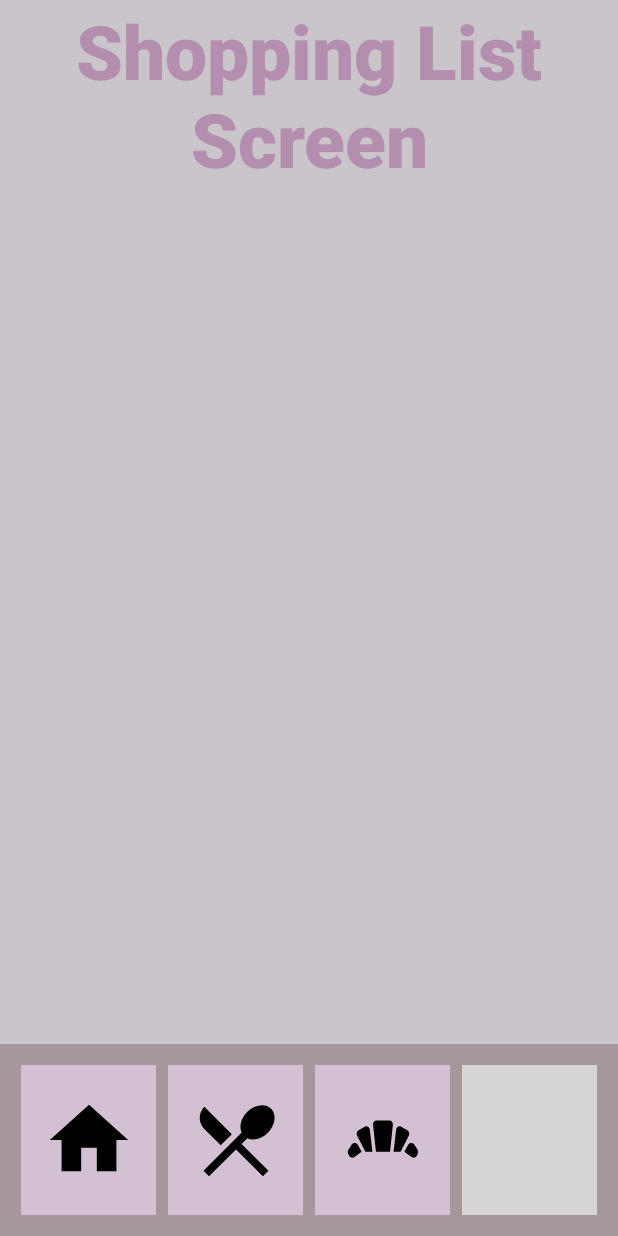
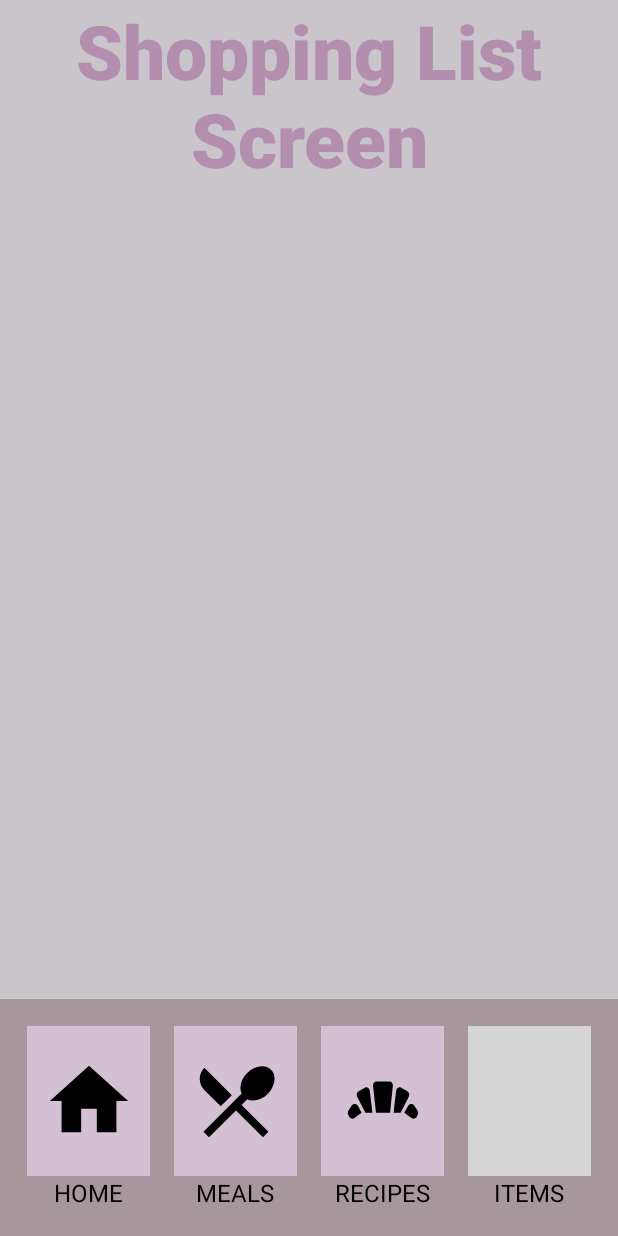
Before and after one commit to kailen-mccauley/CS2340A_Team24, an Android app: the ShoppingActivity screen opened directly, with no data from a screen before it, on a phone screen of 412 x 824 dp. Run offline under Robolectric (Android 15) with nearby library versions, the phone set to English and light mode, and no system bars; grey boxes are pictures that could not be loaded.

Commit message:
Changed the navigation bar into a new layout, testing it out.

```diff
--- a/GreenPlate/app/src/main/res/layout/activity_shopping_list.xml
+++ b/GreenPlate/app/src/main/res/layout/activity_shopping_list.xml
@@ -35,43 +35,116 @@
         android:background="@android:color/darker_gray"
         android:orientation="horizontal"
         android:padding="10dp"
-        android:backgroundTint="@color/roseQuartz">
+        android:backgroundTint="@color/roseQuartz"
+        xmlns:android="http://schemas.android.com/apk/res/android">
+
+        <!-- Column 1 -->
+        <RelativeLayout
+            android:layout_width="0dp"
+            android:layout_height="match_parent"
+            android:layout_weight="1"
+            android:gravity="center"
+            android:padding="8dp">
 
             <ImageButton
                 android:id="@+id/btn_home"
-            android:layout_width="30dp"
+                android:layout_width="100dp"
                 android:layout_height="100dp"
+                android:src="@drawable/ic_home_foreground"
+                android:layout_centerHorizontal="true"
+                android:background="@color/thistle"/>
+
+            <TextView
+                android:id="@+id/textView1"
+                android:layout_width="wrap_content"
+                android:layout_height="wrap_content"
+                android:layout_below="@id/btn_home"
+                android:layout_centerHorizontal="true"
+                android:text="HOME"
+                android:textColor="@color/black"
+                android:textSize="16sp" />
+        </RelativeLayout>
+
+        <!-- Column 2 -->
+        <RelativeLayout
+            android:layout_width="0dp"
+            android:layout_height="match_parent"
             android:layout_weight="1"
-            android:src="@drawable/ic_home_foreground"
-            android:layout_margin="4dp"
-            android:background="@color/thistle"/>
+            android:gravity="center"
+            android:padding="8dp">
 
             <ImageButton
                 android:id="@+id/btn_meal"
-            android:layout_width="30dp"
+                android:layout_width="100dp"
                 android:layout_height="100dp"
+                android:src="@drawable/ic_meal_foreground"
+                android:layout_centerHorizontal="true"
+                android:background="@color/thistle"/>
+
+            <TextView
+                android:id="@+id/textView2"
+                android:layout_width="wrap_content"
+                android:layout_height="wrap_content"
+                android:layout_below="@id/btn_meal"
+                android:layout_centerHorizontal="true"
+                android:text="MEALS"
+                android:textColor="@color/black"
+                android:textSize="16sp" />
+        </RelativeLayout>
+
+        <!-- Column 3 -->
+        <RelativeLayout
+            android:layout_width="0dp"
+            android:layout_height="match_parent"
             android:layout_weight="1"
-            android:src="@drawable/ic_meal_foreground"
-            android:layout_margin="4dp"
-            android:background="@color/thistle"/>
+            android:gravity="center"
+            android:padding="8dp">
 
             <ImageButton
                 android:id="@+id/btn_recipe"
-            android:layout_width="30dp"
+                android:layout_width="100dp"
                 android:layout_height="100dp"
+                android:src="@drawable/ic_recipe_foreground"
+                android:layout_centerHorizontal="true"
+                android:background="@color/thistle"/>
+
+            <TextView
+                android:id="@+id/textView3"
+                android:layout_width="wrap_content"
+                android:layout_height="wrap_content"
+                android:layout_below="@id/btn_recipe"
+                android:layout_centerHorizontal="true"
+                android:text="RECIPES"
+                android:textColor="@color/black"
+                android:textSize="16sp" />
+        </RelativeLayout>
+
+        <!-- Column 4 -->
+        <RelativeLayout
+            android:layout_width="0dp"
+            android:layout_height="match_parent"
             android:layout_weight="1"
-            android:src="@drawable/ic_recipe_foreground"
-            android:layout_margin="4dp"
-            android:background="@color/thistle"/>
+            android:gravity="center"
+            android:padding="8dp">
 
             <ImageButton
                 android:id="@+id/btn_ingredients"
-            android:layout_width="30dp"
+                android:layout_width="100dp"
                 android:layout_height="100dp"
-            android:layout_weight="1"
                 android:src="@drawable/ic_ingredient_foreground"
-            android:layout_margin="4dp"
+                android:layout_centerHorizontal="true"
                 android:background="@color/thistle"/>
+
+            <TextView
+                android:id="@+id/textView4"
+                android:layout_width="wrap_content"
+                android:layout_height="wrap_content"
+                android:layout_below="@id/btn_ingredients"
+                android:layout_centerHorizontal="true"
+                android:text="ITEMS"
+                android:textColor="@color/black"
+                android:textSize="16sp" />
+        </RelativeLayout>
 
     </LinearLayout>
 
```
Lines whose indentation alone changed are shown as unchanged.
